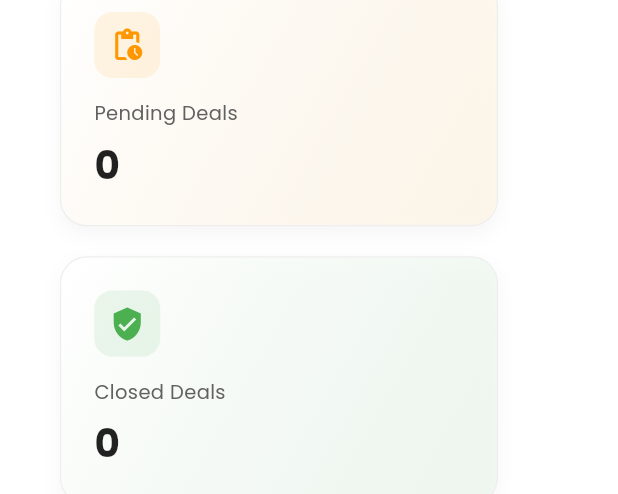
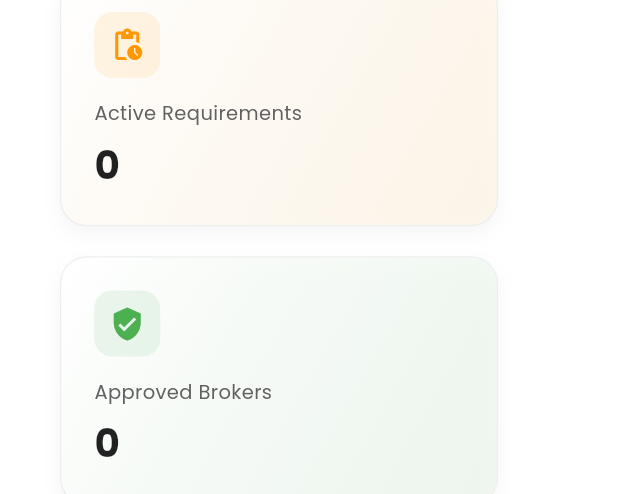
Before and after one commit to abdhmd2022/dubaibrokersconnect, a Flutter app: the BrokerDashboardContent widget shown alone on an empty page, opened directly with empty values, on a phone screen of 412 x 824 dp. Shown: the part 503-997 px from the top of the screen. Run offline on Flutter 3.47's test engine with Material 3 defaults, Android fonts, the phone set to English and light mode, and no system bars; our stand-ins replace data_table_2, dropdown_button2, file_picker, flutter_animate, flutter_typeahead, font_awesome_flutter and 7 more; missing offline and left inert: dart:html; accounts and stored records are empty; network calls fail.

Commit message:
"commit v1.0"

```diff
--- a/lib/pages/dashboard/brokerdashboard.dart
+++ b/lib/pages/dashboard/brokerdashboard.dart
@@ -34,6 +34,7 @@ class BrokerDashboardContent extends StatelessWidget {
   });
 
   void _viewPropertyDetails(BuildContext context, Map<String, dynamic> property) {
+    print('property -> $property');
     Navigator.push(
       context,
       MaterialPageRoute(
@@ -408,18 +409,70 @@ class BrokerDashboardContent extends StatelessWidget {
               if (constraints.maxWidth < 1000) cardWidth = (constraints.maxWidth - 40) / 2;
               if (constraints.maxWidth < 600) cardWidth = constraints.maxWidth - 40;
 
-              return Wrap(
-                spacing: 20,
-                runSpacing: 20,
-                children: [
-                  _statCard("Active Listings", "0",
-                      Icons.home_work_outlined, Colors.blue, Colors.blue.shade50, cardWidth),
-                  _statCard("Pending Deals", "0",
-                      Icons.pending_actions, Colors.orange, Colors.orange.shade50, cardWidth),
-                  _statCard("Closed Deals", "0",
-                      Icons.verified_user, Colors.green, Colors.green.shade50, cardWidth),
-                ],
+              return FutureBuilder(
+                future: () async {
+                  final token = await AuthService.getToken();
+                  final response = await http.get(
+                    Uri.parse('$baseURL/api/brokers/${userData['broker']['id']}/stats'),
+                    headers: {'Authorization': 'Bearer $token'},
+                  );
+                  return jsonDecode(response.body);
+                }(),
+                builder: (context, snapshot) {
+                /*  if (!snapshot.hasData) {
+                    return const Center(
+                      child: Column(
+                        mainAxisAlignment: MainAxisAlignment.center,
+                        children: [
+                          const SizedBox(height: 80),
+                          AnimatedLogoLoader(assetPath: 'assets/collabrix_logo.png'),
+                        ],
+                      ),
+                    );
+                  }*/
+
+                  final data = snapshot.data?['data'] ?? {};
+                  final properties = data['properties'] ?? {};
+                  final requirements = data['requirements'] ?? {};
+                  final brokers = data['brokers'] ?? {};
+
+                  final activeListings = properties['active']?.toString() ?? '0';
+                  final activeRequirements = requirements['active']?.toString() ?? '0';
+                  final approvedBrokers = brokers['approved']?.toString() ?? '0';
+
+                  return Wrap(
+                    spacing: 20,
+                    runSpacing: 20,
+                    children: [
+                      _statCard(
+                        "Active Listings",
+                        activeListings,
+                        Icons.home_work_outlined,
+                        Colors.blue,
+                        Colors.blue.shade50,
+                        cardWidth,
+                      ),
+                      _statCard(
+                        "Active Requirements",
+                        activeRequirements,
+                        Icons.pending_actions,
+                        Colors.orange,
+                        Colors.orange.shade50,
+                        cardWidth,
+                      ),
+                      _statCard(
+                        "Approved Brokers",
+                        approvedBrokers,
+                        Icons.verified_user,
+                        Colors.green,
+                        Colors.green.shade50,
+                        cardWidth,
+                      ),
+                    ],
+                  );
+                },
               );
+
             },
           ),
 
@@ -640,14 +693,17 @@ class BrokerDashboardContent extends StatelessWidget {
                         final isEven = index % 2 == 0;
                         final bgColor = isEven ? Colors.grey.shade50 : Colors.white;
 
-                        final location = (item['location'] is Map && item['location']?['name'] != null)
-                            ? item['location']['name']
-                            : (item['location']?.toString() ?? 'Unknown');
+                        final location = (item['location'] is Map && item['location'] != null)
+                            ? item['location']
+                            : (item['location'].toString() ?? 'Unknown');
+
+                        print('location -> $location');
                         final transaction = (item['transactionType'] ?? '').toString();
                         final numPrice = double.tryParse(item['price']?.toString() ?? '') ?? 0;
                         final formattedPrice = NumberFormat('#,##0').format(numPrice);
                         final price = "${item['currency'] ?? 'AED'} $formattedPrice";
                         final size = item['sizeSqft']?.toString() ?? '-';
+
 
                         final rentTag = Container(
                           padding: const EdgeInsets.symmetric(horizontal: 8, vertical: 4),
@@ -655,6 +711,7 @@ class BrokerDashboardContent extends StatelessWidget {
                             color: Colors.green.withOpacity(0.1),
                             borderRadius: BorderRadius.circular(6),
                           ),
+
                           child: Text(
                             transaction,
                             style: GoogleFonts.poppins(
@@ -714,7 +771,7 @@ class BrokerDashboardContent extends StatelessWidget {
                                         const SizedBox(width: 4),
                                         Expanded(
                                           child: Text(
-                                            "$location • $size sqft",
+                                            "${location['completeAddress']} • $size sqft",
                                             maxLines: 1,
                                             overflow: TextOverflow.ellipsis,
                                             style: GoogleFonts.poppins(
@@ -857,6 +914,8 @@ class BrokerDashboardContent extends StatelessWidget {
                         final location = (r['locations'] != null && r['locations'].isNotEmpty)
                             ? r['locations'][0]['completeAddress'] ?? 'Unknown'
                             : 'Unknown';
+
+                        print('locations -> $location');
 
                         final numMinPrice = double.tryParse(r['minPrice']?.toString() ?? '') ?? 0;
                         final numMaxPrice = double.tryParse(r['maxPrice']?.toString() ?? '') ?? 0;
--- a/lib/pages/transactions/transactions_screen.dart
+++ b/lib/pages/transactions/transactions_screen.dart
@@ -902,10 +902,10 @@ class _RecordTransactionDialogState extends State<RecordTransactionDialog> {
         }
 
         Navigator.of(context).pop(true);
-        ScaffoldMessenger.of(context).showSnackBar(const SnackBar(
+       /* ScaffoldMessenger.of(context).showSnackBar(const SnackBar(
           content: Text("Transaction recorded successfully!"),
           backgroundColor: Colors.green,
-        ));
+        ));*/
 
 
       } else {
```
Also changed, not shown: lib/pages/listings/listings_screen.dart (+151 -68 lines), lib/pages/listings/property_details_screen.dart (+9 -8 lines).
